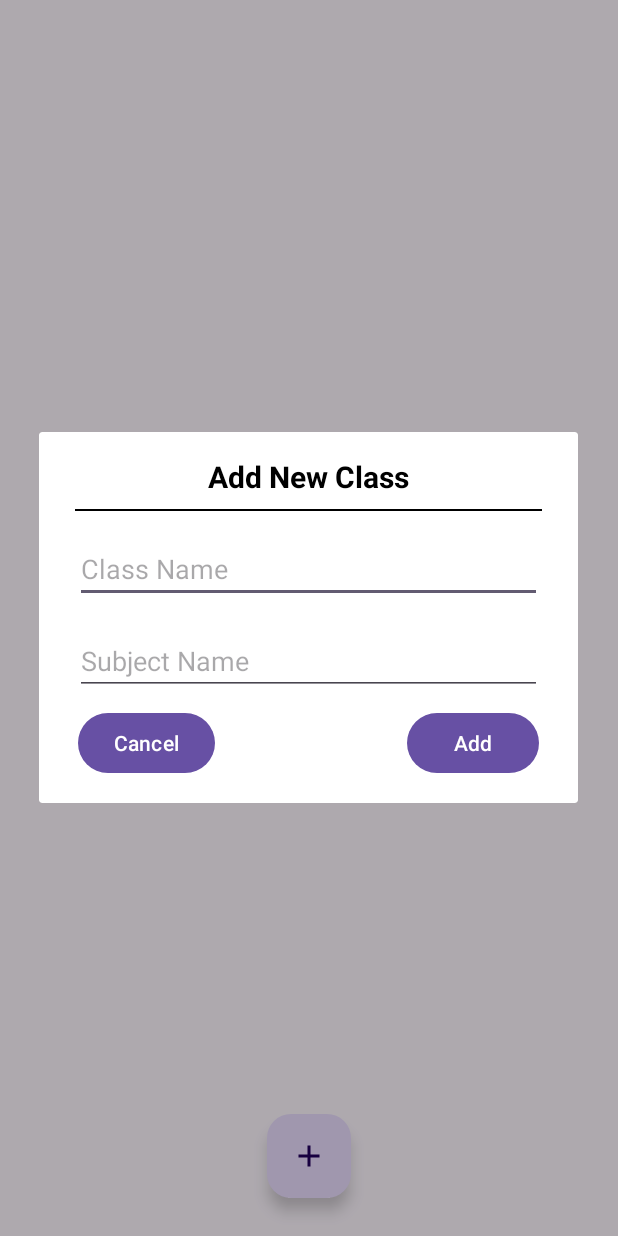
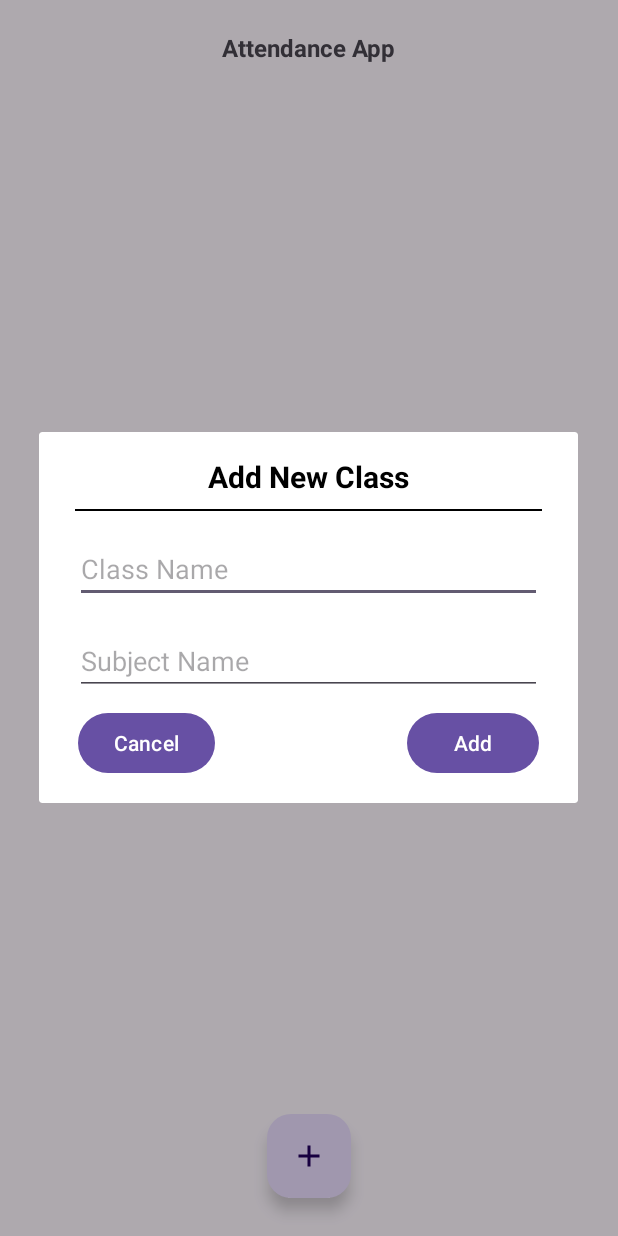
Before and after one commit to arifbaust10/Attandance-App, an Android app: the screen it shows after launch (MainActivity), after a tap on an icon or button, on a phone screen of 412 x 824 dp. Run offline under Robolectric (Android 15) with nearby library versions, the phone set to English and light mode, and no system bars.

Commit message:
fourth commit

```diff
--- a/app/src/main/java/com/example/attandanceapp/MainActivity.java
+++ b/app/src/main/java/com/example/attandanceapp/MainActivity.java
@@ -6,9 +6,13 @@ import android.view.LayoutInflater;
 import android.view.View;
 import android.widget.Button;
 import android.widget.EditText;
+import android.widget.ImageButton;
+import android.widget.TextView;
+
 
 import androidx.appcompat.app.AlertDialog;
 import androidx.appcompat.app.AppCompatActivity;
+import androidx.appcompat.widget.Toolbar;
 import androidx.recyclerview.widget.LinearLayoutManager;
 import androidx.recyclerview.widget.RecyclerView;
 
@@ -25,6 +29,8 @@ public class MainActivity extends AppCompatActivity {
     RecyclerView.LayoutManager layoutManager;
 
     ArrayList<ClassItem> classItems = new ArrayList<>();
+
+    Toolbar toolbar ;
 
 
 
@@ -46,6 +52,24 @@ public class MainActivity extends AppCompatActivity {
         recyclerView.setAdapter(classAdapter);
         classAdapter.setOnItemClickListener(position -> gotoItemActivity(position));
 
+        setToolbar();
+
+
+    }
+
+    private void setToolbar() {
+
+        toolbar = findViewById(R.id.toolbar);
+        TextView title = toolbar.findViewById(R.id.title_toolbar);
+        TextView subtitle = toolbar.findViewById(R.id.subtitle_toolbar);
+        ImageButton back = toolbar.findViewById(R.id.back);
+        ImageButton save = toolbar.findViewById(R.id.save);
+
+
+        title.setText("Attendance App");
+        subtitle.setVisibility(View.GONE);
+        back.setVisibility(View.INVISIBLE);
+        save.setVisibility(View.INVISIBLE);
     }
 
     private void gotoItemActivity(int position) {
--- /dev/null
+++ b/app/src/main/res/drawable/icon_back.xml
@@ -0,0 +1,5 @@
+<vector xmlns:android="http://schemas.android.com/apk/res/android" android:autoMirrored="true" android:height="24dp" android:tint="#0B0000" android:viewportHeight="24" android:viewportWidth="24" android:width="24dp">
+
+    <path android:fillColor="@android:color/white" android:pathData="M20,11H7.83l5.59,-5.59L12,4l-8,8 8,8 1.41,-1.41L7.83,13H20v-2z"/>
+
+</vector>
--- /dev/null
+++ b/app/src/main/res/drawable/save.xml
@@ -0,0 +1,5 @@
+<vector xmlns:android="http://schemas.android.com/apk/res/android" android:height="24dp" android:tint="#0B0000" android:viewportHeight="24" android:viewportWidth="24" android:width="24dp">
+
+    <path android:fillColor="@android:color/white" android:pathData="M17,3L5,3c-1.11,0 -2,0.9 -2,2v14c0,1.1 0.89,2 2,2h14c1.1,0 2,-0.9 2,-2L21,7l-4,-4zM12,19c-1.66,0 -3,-1.34 -3,-3s1.34,-3 3,-3 3,1.34 3,3 -1.34,3 -3,3zM15,9L5,9L5,5h10v4z"/>
+
+</vector>
--- a/app/src/main/res/layout/activity_main.xml
+++ b/app/src/main/res/layout/activity_main.xml
@@ -6,8 +6,10 @@
     android:layout_width="match_parent"
     android:layout_height="match_parent"
     tools:context=".MainActivity">
-
-
+<include
+    android:id="@+id/toolbarMain"
+    layout="@layout/toolbar"
+/>
     <com.google.android.material.floatingactionbutton.FloatingActionButton
         android:id="@+id/fab_main"
         android:layout_width="wrap_content"
@@ -19,6 +21,7 @@
         />
 
     <androidx.recyclerview.widget.RecyclerView
+        android:layout_below="@+id/toolbarMain"
         android:id="@+id/recyclerView"
         android:layout_width="match_parent"
         android:layout_height="match_parent"
--- /dev/null
+++ b/app/src/main/res/layout/toolbar.xml
@@ -0,0 +1,70 @@
+<?xml version="1.0" encoding="utf-8"?>
+<com.google.android.material.appbar.AppBarLayout xmlns:android="http://schemas.android.com/apk/res/android"
+    android:layout_width="match_parent"
+    android:layout_height="wrap_content">
+
+    <androidx.appcompat.widget.Toolbar
+        android:id="@+id/toolbar"
+        android:layout_width="match_parent"
+        android:layout_height="wrap_content"
+        >
+        <RelativeLayout
+            android:layout_width="match_parent"
+            android:layout_height="wrap_content"
+            android:layout_margin="16dp"
+            >
+
+            <ImageButton
+                android:id="@+id/back"
+                android:layout_width="wrap_content"
+                android:layout_height="wrap_content"
+                android:layout_centerVertical="true"
+                android:background="@android:color/transparent"
+                android:src="@drawable/icon_back"
+                />
+
+            <LinearLayout
+                android:layout_width="match_parent"
+                android:layout_height="wrap_content"
+                android:layout_centerVertical="true"
+                android:layout_marginRight="36dp"
+                android:layout_marginLeft="36dp"
+                android:orientation="vertical"
+                >
+                <TextView
+                    android:id="@+id/title_toolbar"
+                    android:layout_width="wrap_content"
+                    android:layout_height="wrap_content"
+                    android:layout_gravity="center_horizontal"
+                    android:text="Title"
+                    android:textSize="16sp"
+                    android:textStyle="bold"
+                    />
+                <TextView
+                    android:id="@+id/subtitle_toolbar"
+                    android:layout_width="wrap_content"
+                    android:layout_height="wrap_content"
+                    android:layout_gravity="center_horizontal"
+                    android:text="Subtitle"
+                    android:textSize="12sp"
+                    android:textStyle="bold"
+                    />
+
+            </LinearLayout>
+
+            <ImageButton
+                android:id="@+id/save"
+                android:layout_width="wrap_content"
+                android:layout_height="wrap_content"
+                android:background="@android:color/transparent"
+                android:src="@drawable/save"
+                android:layout_alignParentRight="true"
+                android:layout_centerVertical="true"
+                />
+
+        </RelativeLayout>
+
+
+        </androidx.appcompat.widget.Toolbar>
+
+</com.google.android.material.appbar.AppBarLayout>
--- a/app/src/main/res/values/colors.xml
+++ b/app/src/main/res/values/colors.xml
@@ -2,4 +2,7 @@
 <resources>
     <color name="black">#FF000000</color>
     <color name="white">#FFFFFFFF</color>
+    <color name="present">#3300C500</color>
+    <color name="absent">#33FF0000</color>
+    <color name="normal">#FFFFFF</color>
 </resources>
```
Also changed, not shown: app/src/main/java/com/example/attandanceapp/MyDialog.java (+36 -0 lines), app/src/main/java/com/example/attandanceapp/StudentActivity.java (+89 -6 lines), app/src/main/java/com/example/attandanceapp/StudentAdapter.java (added, +87 -0 lines), app/src/main/java/com/example/attandanceapp/StudentItem.java (added, +38 -0 lines), app/src/main/res/layout/activity_student.xml (+13 -2 lines), app/src/main/res/layout/student_item.xml (added, +66 -0 lines), app/src/main/res/menu/student_menu.xml (added, +9 -0 lines).
